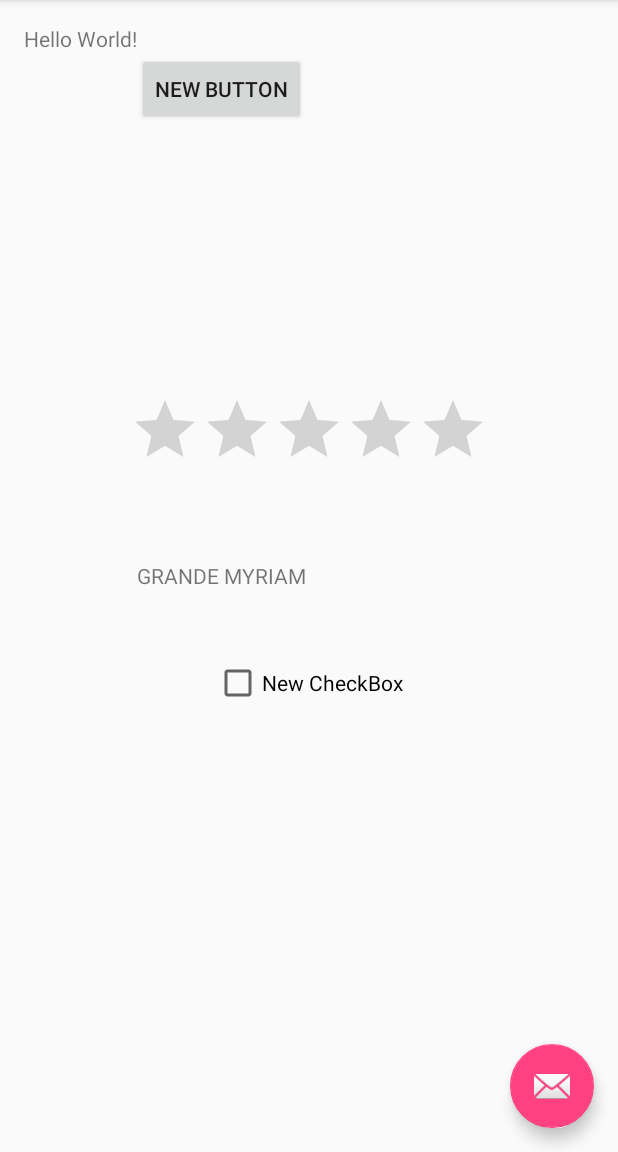
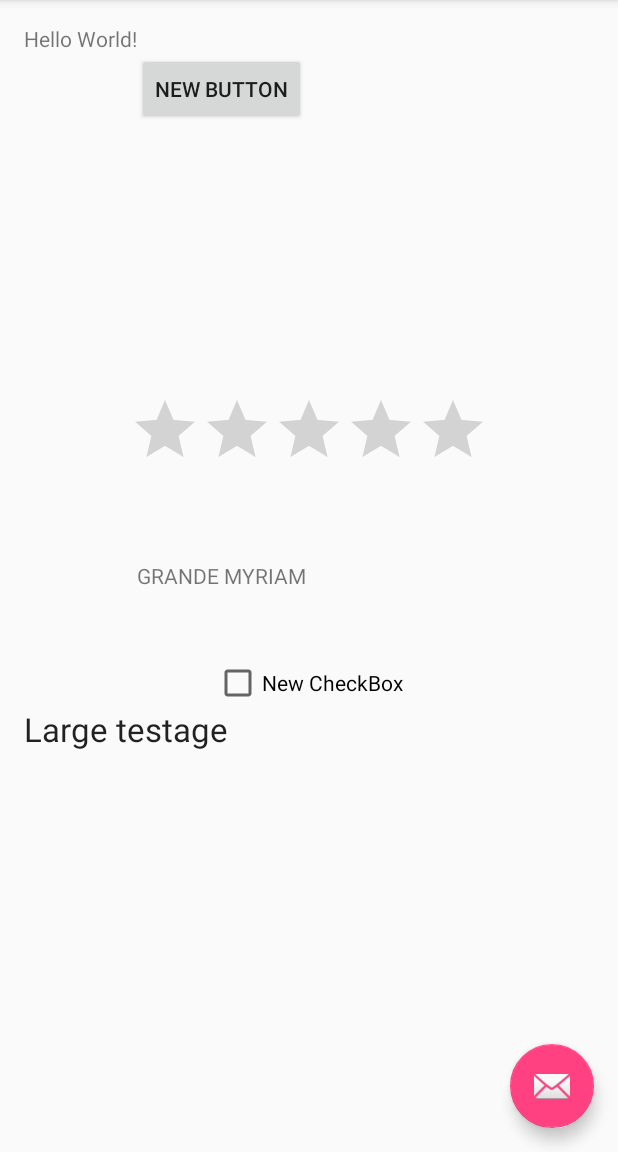
Before and after one commit to chesnais-mymy/AppliMyMa, an Android app: the screen it shows after launch (MainActivity), on a phone screen of 412 x 824 dp, the part 84-1236 px from its top. Run offline under Robolectric (Android 15) with nearby library versions, the phone set to English and light mode, and no system bars.

Commit message:
GRAND TESTn2

```diff
--- a/app/src/main/res/layout/content_main.xml
+++ b/app/src/main/res/layout/content_main.xml
@@ -49,4 +49,14 @@
         android:layout_centerHorizontal="true"
         android:layout_marginBottom="54dp" />
 
+    <TextView
+        android:layout_width="wrap_content"
+        android:layout_height="wrap_content"
+        android:textAppearance="?android:attr/textAppearanceLarge"
+        android:text="Large testage"
+        android:id="@+id/textView3"
+        android:layout_below="@+id/checkBox"
+        android:layout_alignParentLeft="true"
+        android:layout_alignParentStart="true" />
+
 </RelativeLayout>
```
